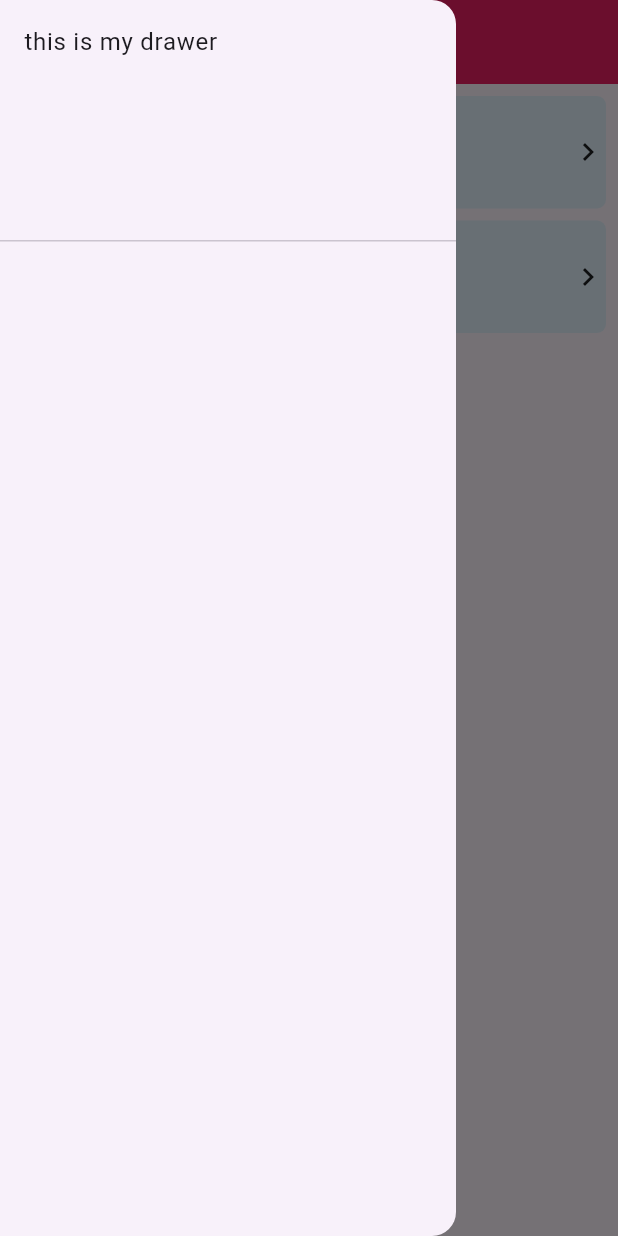
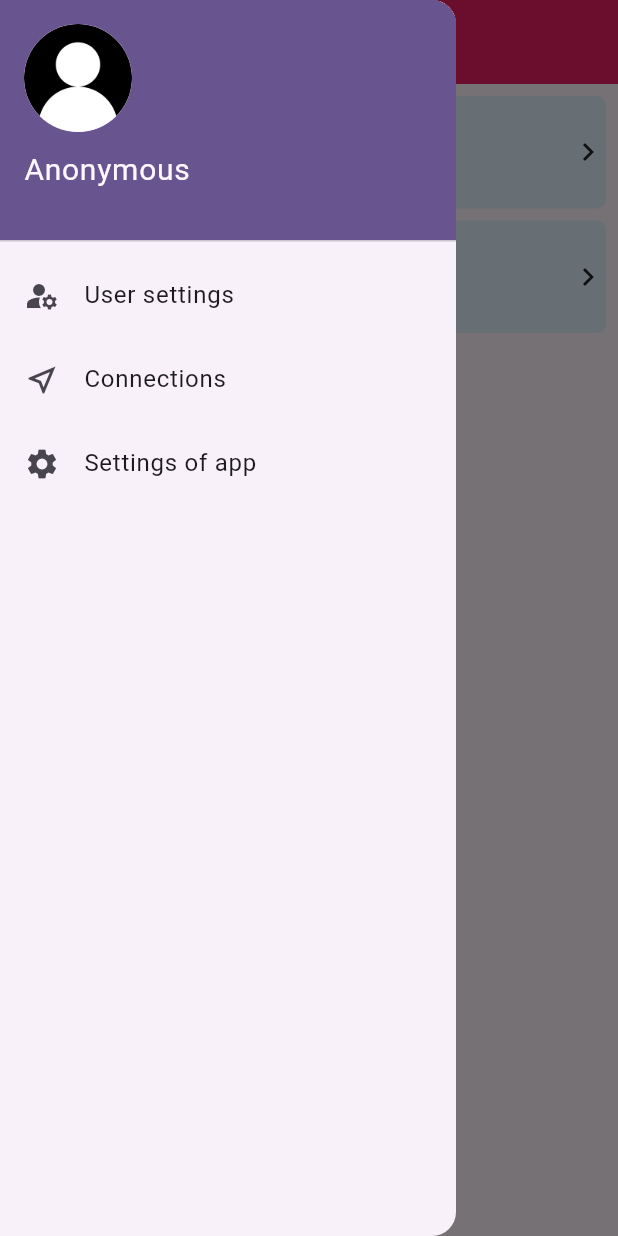
Before and after one commit to Snare295/VirtMNC-client, a Flutter app: the screen it shows after launch, with the side drawer open, on a phone screen of 412 x 824 dp. Run offline on Flutter 3.47's test engine with Material 2 defaults, Android fonts, the phone set to English and light mode, and no system bars; drawn by our look-alikes of auto_size_text; our stand-ins replace logger; accounts and stored records are empty.

Commit message:
Add drawer content

```diff
--- a/lib/ui/pages/home/home_page.dart
+++ b/lib/ui/pages/home/home_page.dart
@@ -2,6 +2,7 @@ import 'package:flutter/material.dart';
 import 'package:virt_mnc/app/group_data.dart';
 import 'package:virt_mnc/app/message_data.dart';
 import 'package:virt_mnc/app/sender_entity.dart';
+import 'package:virt_mnc/ui/widgets/home/drawer.dart';
 import 'package:virt_mnc/ui/widgets/home/home_app_bar.dart';
 import 'package:virt_mnc/ui/widgets/home/list_groups.dart';
 
@@ -12,16 +13,7 @@ class HomePage extends StatelessWidget {
   Widget build(BuildContext context) {
     return Scaffold(
       appBar: const HomeAppBar(),
-      drawer: Drawer(
-        child: ListView(
-          padding: EdgeInsets.zero,
-          children: const [
-            DrawerHeader(
-              child: Text("this is my drawer"),
-            ),
-          ],
-        ),
-      ),
+      drawer: HomeDrawer(),
       body: ListGroups(groupsOfUser: [
         GroupData(),
         GroupData(
--- /dev/null
+++ b/lib/ui/widgets/home/drawer.dart
@@ -0,0 +1,34 @@
+import 'package:auto_size_text/auto_size_text.dart';
+import 'package:flutter/material.dart';
+import 'package:virt_mnc/app/user_data.dart';
+import 'package:virt_mnc/ui/widgets/home/drawer/connection.dart';
+import 'package:virt_mnc/ui/widgets/home/drawer/settings.dart';
+import 'package:virt_mnc/ui/widgets/home/drawer/user.dart';
+
+class HomeDrawer extends StatelessWidget {
+  const HomeDrawer({super.key});
+
+  @override
+  Widget build(BuildContext context) {
+    return Drawer(
+      child: SingleChildScrollView(
+        padding: EdgeInsets.all(0),
+        child: Container(
+          child: Column(
+            children: [
+              UserAccountsDrawerHeader(
+                accountName: AutoSizeText(UserData().name, minFontSize: 20),
+                accountEmail: SizedBox(),
+                currentAccountPicture: CircleAvatar(
+                    backgroundImage: UserData().userProfilePicture),
+              ),
+              UserSettingsTile(),
+              ConnectionTile(),
+              SettingsTile(),
+            ],
+          ),
+        ),
+      ),
+    );
+  }
+}
--- /dev/null
+++ b/lib/ui/widgets/home/drawer/connection.dart
@@ -0,0 +1,14 @@
+import 'package:auto_size_text/auto_size_text.dart';
+import 'package:flutter/material.dart';
+
+class ConnectionTile extends StatelessWidget {
+  const ConnectionTile({Key? key}) : super(key: key);
+
+  @override
+  Widget build(BuildContext context) {
+    return ListTile(
+      title: AutoSizeText("Connections"),
+      leading: Icon(Icons.near_me_outlined),
+    );
+  }
+}
--- /dev/null
+++ b/lib/ui/widgets/home/drawer/settings.dart
@@ -0,0 +1,14 @@
+import 'package:auto_size_text/auto_size_text.dart';
+import 'package:flutter/material.dart';
+
+class SettingsTile extends StatelessWidget {
+  const SettingsTile({Key? key}) : super(key: key);
+
+  @override
+  Widget build(BuildContext context) {
+    return ListTile(
+      title: AutoSizeText("Settings of app"),
+      leading: Icon(Icons.settings),
+    );
+  }
+}
--- /dev/null
+++ b/lib/ui/widgets/home/drawer/user.dart
@@ -0,0 +1,14 @@
+import 'package:auto_size_text/auto_size_text.dart';
+import 'package:flutter/material.dart';
+
+class UserSettingsTile extends StatelessWidget {
+  const UserSettingsTile({Key? key}) : super(key: key);
+
+  @override
+  Widget build(BuildContext context) {
+    return ListTile(
+      title: AutoSizeText("User settings"),
+      leading: Icon(Icons.manage_accounts),
+    );
+  }
+}
```
